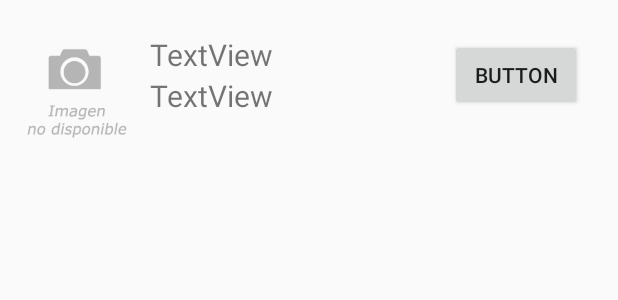
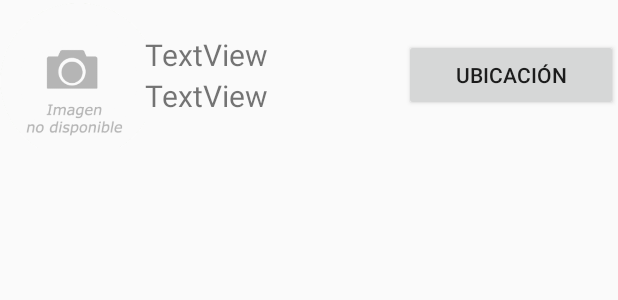
Before and after one commit to LauraMarianaJimenezJimenez/Taller3CM, an Android app: the layout user_adapter.xml on its own in the app's theme, with its tools: preview values and no code run, on a phone screen of 412 x 824 dp. Shown: the top 300 px of the screen. Run offline under Robolectric (Android 15) with nearby library versions, the phone set to English and light mode, and no system bars.

Commit message:
Layout adapter fixed

```diff
--- a/Taller3CM/app/src/main/java/com/example/taller3cm/Activities/RegisterActivity.java
+++ b/Taller3CM/app/src/main/java/com/example/taller3cm/Activities/RegisterActivity.java
@@ -240,6 +240,7 @@ public class RegisterActivity extends AppCompatActivity {
                 user.setDocumento(documento);
                 user.setDisponible(disponible);
                 user.setId(mUser.getUid());
+                user.setDisponible(disponible);
                 user.setLatitud(latitud);
                 user.setLongitud(longitud);
 
--- a/Taller3CM/app/src/main/res/layout/activity_available_list.xml
+++ b/Taller3CM/app/src/main/res/layout/activity_available_list.xml
@@ -24,6 +24,7 @@
         android:layout_height="wrap_content"
         android:layout_marginStart="16dp"
         android:layout_marginTop="16dp"
+        android:layout_marginEnd="16dp"
         app:layout_constraintEnd_toEndOf="parent"
         app:layout_constraintStart_toStartOf="parent"
         app:layout_constraintTop_toBottomOf="@+id/txtDisponibles" />
--- a/Taller3CM/app/src/main/res/layout/user_adapter.xml
+++ b/Taller3CM/app/src/main/res/layout/user_adapter.xml
@@ -14,7 +14,7 @@
         app:srcCompat="@drawable/nodisponible" />
 
     <LinearLayout
-        android:layout_width="200dp"
+        android:layout_width="180dp"
         android:layout_height="match_parent"
         android:layout_weight="2"
         android:gravity="center"
@@ -38,9 +38,9 @@
 
     <Button
         android:id="@+id/btnUbicacion"
-        android:layout_width="match_parent"
+        android:layout_width="150dp"
         android:layout_height="wrap_content"
         android:layout_gravity="center_vertical|center_horizontal"
         android:layout_weight="2"
-        android:text="Button" />
+        android:text="Ubicación" />
 </LinearLayout>
```
